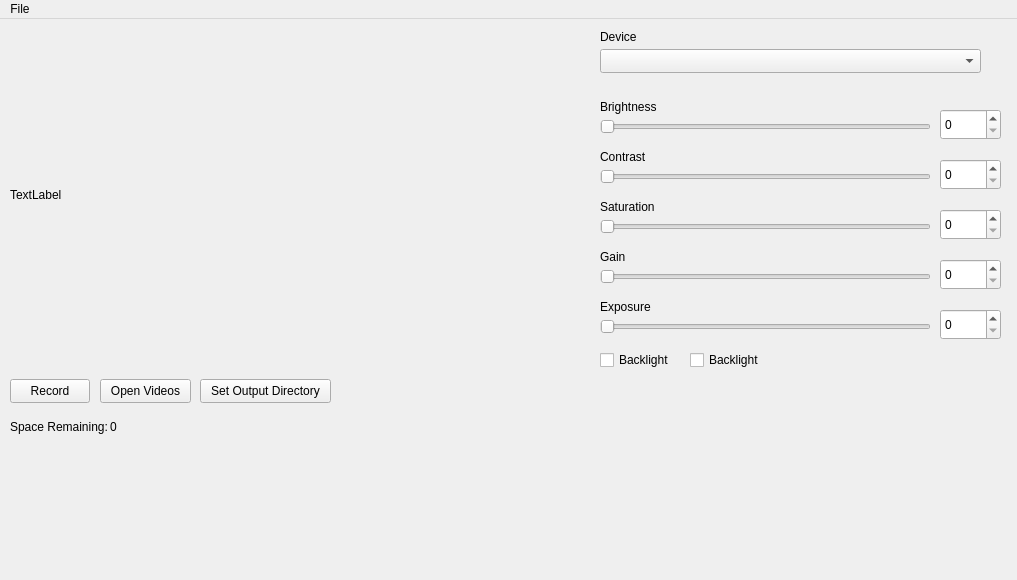
First picture: the form in AtmosphericSensorSystem/MainWindow.ui, repository m-riley04/ModularSensorSystem, before the edit.
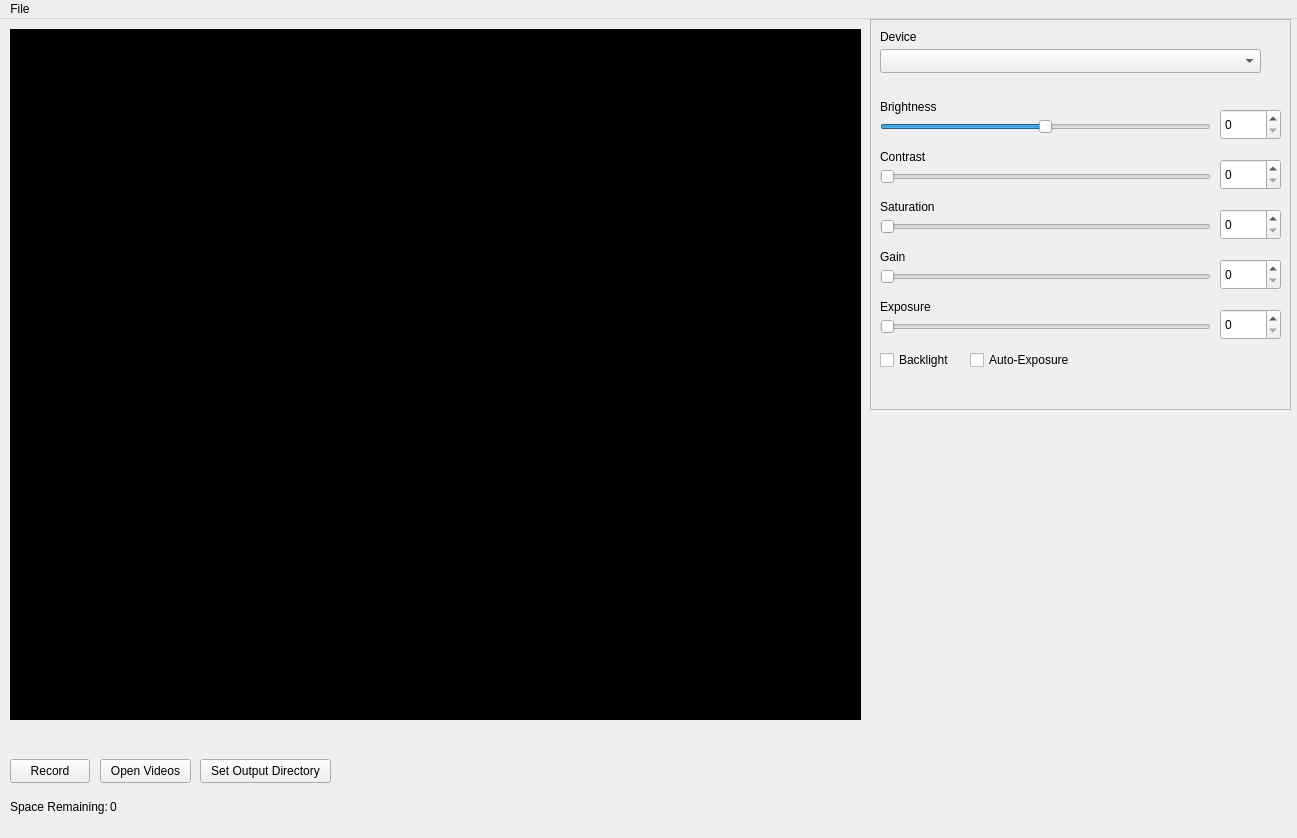
Second picture: the form after the edit.

Patch:
```diff
--- a/AtmosphericSensorSystem/MainWindow.ui
+++ b/AtmosphericSensorSystem/MainWindow.ui
@@ -6,42 +6,19 @@
    <rect>
     <x>0</x>
     <y>0</y>
-    <width>1017</width>
-    <height>580</height>
+    <width>1297</width>
+    <height>838</height>
    </rect>
   </property>
   <property name="windowTitle">
    <string>MainWindow</string>
   </property>
   <widget class="QWidget" name="centralWidget">
-   <widget class="QComboBox" name="dropdownDevice">
-    <property name="geometry">
-     <rect>
-      <x>600</x>
-      <y>30</y>
-      <width>381</width>
-      <height>24</height>
-     </rect>
-    </property>
-   </widget>
-   <widget class="QLabel" name="labelDevice">
-    <property name="geometry">
-     <rect>
-      <x>600</x>
-      <y>10</y>
-      <width>151</width>
-      <height>16</height>
-     </rect>
-    </property>
-    <property name="text">
-     <string>Device</string>
-    </property>
-   </widget>
    <widget class="QPushButton" name="buttonRecord">
     <property name="geometry">
      <rect>
       <x>10</x>
-      <y>360</y>
+      <y>740</y>
       <width>80</width>
       <height>24</height>
      </rect>
@@ -54,7 +31,7 @@
     <property name="geometry">
      <rect>
       <x>100</x>
-      <y>360</y>
+      <y>740</y>
       <width>91</width>
       <height>24</height>
      </rect>
@@ -63,152 +40,11 @@
      <string>Open Videos</string>
     </property>
    </widget>
-   <widget class="QSlider" name="sliderBrightness">
-    <property name="geometry">
-     <rect>
-      <x>600</x>
-      <y>100</y>
-      <width>331</width>
-      <height>16</height>
-     </rect>
-    </property>
-    <property name="maximum">
-     <number>255</number>
-    </property>
-    <property name="value">
-     <number>0</number>
-    </property>
-    <property name="orientation">
-     <enum>Qt::Orientation::Horizontal</enum>
-    </property>
-   </widget>
-   <widget class="QLabel" name="labelDevice_2">
-    <property name="geometry">
-     <rect>
-      <x>600</x>
-      <y>80</y>
-      <width>151</width>
-      <height>16</height>
-     </rect>
-    </property>
-    <property name="text">
-     <string>Brightness</string>
-    </property>
-   </widget>
-   <widget class="QSlider" name="sliderContrast">
-    <property name="geometry">
-     <rect>
-      <x>600</x>
-      <y>150</y>
-      <width>331</width>
-      <height>16</height>
-     </rect>
-    </property>
-    <property name="maximum">
-     <number>255</number>
-    </property>
-    <property name="value">
-     <number>0</number>
-    </property>
-    <property name="orientation">
-     <enum>Qt::Orientation::Horizontal</enum>
-    </property>
-   </widget>
-   <widget class="QLabel" name="labelDevice_3">
-    <property name="geometry">
-     <rect>
-      <x>600</x>
-      <y>130</y>
-      <width>151</width>
-      <height>16</height>
-     </rect>
-    </property>
-    <property name="text">
-     <string>Contrast</string>
-    </property>
-   </widget>
-   <widget class="QSlider" name="sliderSaturation">
-    <property name="geometry">
-     <rect>
-      <x>600</x>
-      <y>200</y>
-      <width>331</width>
-      <height>16</height>
-     </rect>
-    </property>
-    <property name="maximum">
-     <number>255</number>
-    </property>
-    <property name="value">
-     <number>0</number>
-    </property>
-    <property name="orientation">
-     <enum>Qt::Orientation::Horizontal</enum>
-    </property>
-   </widget>
-   <widget class="QLabel" name="labelDevice_4">
-    <property name="geometry">
-     <rect>
-      <x>600</x>
-      <y>180</y>
-      <width>151</width>
-      <height>16</height>
-     </rect>
-    </property>
-    <property name="text">
-     <string>Saturation</string>
-    </property>
-   </widget>
-   <widget class="QCheckBox" name="checkboxBacklight">
-    <property name="geometry">
-     <rect>
-      <x>600</x>
-      <y>330</y>
-      <width>78</width>
-      <height>22</height>
-     </rect>
-    </property>
-    <property name="text">
-     <string>Backlight</string>
-    </property>
-   </widget>
-   <widget class="QLabel" name="labelDevice_5">
-    <property name="geometry">
-     <rect>
-      <x>600</x>
-      <y>230</y>
-      <width>151</width>
-      <height>16</height>
-     </rect>
-    </property>
-    <property name="text">
-     <string>Gain</string>
-    </property>
-   </widget>
-   <widget class="QSlider" name="sliderGain">
-    <property name="geometry">
-     <rect>
-      <x>600</x>
-      <y>250</y>
-      <width>331</width>
-      <height>16</height>
-     </rect>
-    </property>
-    <property name="maximum">
-     <number>255</number>
-    </property>
-    <property name="value">
-     <number>0</number>
-    </property>
-    <property name="orientation">
-     <enum>Qt::Orientation::Horizontal</enum>
-    </property>
-   </widget>
    <widget class="QLabel" name="label">
     <property name="geometry">
      <rect>
       <x>10</x>
-      <y>400</y>
+      <y>780</y>
       <width>101</width>
       <height>16</height>
      </rect>
@@ -221,7 +57,7 @@
     <property name="geometry">
      <rect>
       <x>110</x>
-      <y>400</y>
+      <y>780</y>
       <width>101</width>
       <height>16</height>
      </rect>
@@ -234,7 +70,7 @@
     <property name="geometry">
      <rect>
       <x>200</x>
-      <y>360</y>
+      <y>740</y>
       <width>131</width>
       <height>24</height>
      </rect>
@@ -248,108 +84,300 @@
      <rect>
       <x>10</x>
       <y>10</y>
-      <width>571</width>
-      <height>331</height>
+      <width>851</width>
+      <height>691</height>
      </rect>
     </property>
+    <property name="styleSheet">
+     <string notr="true">background: black;</string>
+    </property>
     <property name="text">
      <string>TextLabel</string>
     </property>
    </widget>
-   <widget class="QSpinBox" name="spinBox">
+   <widget class="QFrame" name="frame">
     <property name="geometry">
      <rect>
-      <x>940</x>
-      <y>90</y>
-      <width>61</width>
-      <height>31</height>
+      <x>870</x>
+      <y>0</y>
+      <width>421</width>
+      <height>391</height>
      </rect>
     </property>
-   </widget>
-   <widget class="QSpinBox" name="spinBox_2">
-    <property name="geometry">
-     <rect>
-      <x>940</x>
-      <y>140</y>
-      <width>61</width>
-      <height>31</height>
-     </rect>
+    <property name="frameShape">
+     <enum>QFrame::Shape::StyledPanel</enum>
     </property>
-   </widget>
-   <widget class="QSpinBox" name="spinBox_3">
-    <property name="geometry">
-     <rect>
-      <x>940</x>
-      <y>190</y>
-      <width>61</width>
-      <height>31</height>
-     </rect>
+    <property name="frameShadow">
+     <enum>QFrame::Shadow::Raised</enum>
     </property>
-   </widget>
-   <widget class="QSpinBox" name="spinBox_4">
-    <property name="geometry">
-     <rect>
-      <x>940</x>
-      <y>240</y>
-      <width>61</width>
-      <height>31</height>
-     </rect>
-    </property>
-   </widget>
-   <widget class="QCheckBox" name="checkboxAutoExposure">
-    <property name="geometry">
-     <rect>
-      <x>690</x>
-      <y>330</y>
-      <width>78</width>
-      <height>22</height>
-     </rect>
-    </property>
-    <property name="text">
-     <string>Backlight</string>
-    </property>
-   </widget>
-   <widget class="QLabel" name="labelDevice_6">
-    <property name="geometry">
-     <rect>
-      <x>600</x>
-      <y>280</y>
-      <width>151</width>
-      <height>16</height>
-     </rect>
-    </property>
-    <property name="text">
-     <string>Exposure</string>
-    </property>
-   </widget>
-   <widget class="QSlider" name="sliderGain_2">
-    <property name="geometry">
-     <rect>
-      <x>600</x>
-      <y>300</y>
-      <width>331</width>
-      <height>16</height>
-     </rect>
-    </property>
-    <property name="maximum">
-     <number>255</number>
-    </property>
-    <property name="value">
-     <number>0</number>
-    </property>
-    <property name="orientation">
-     <enum>Qt::Orientation::Horizontal</enum>
-    </property>
-   </widget>
-   <widget class="QSpinBox" name="spinBox_5">
-    <property name="geometry">
-     <rect>
-      <x>940</x>
-      <y>290</y>
-      <width>61</width>
-      <height>31</height>
-     </rect>
-    </property>
+    <widget class="QCheckBox" name="checkboxAutoExposure">
+     <property name="geometry">
+      <rect>
+       <x>100</x>
+       <y>330</y>
+       <width>111</width>
+       <height>22</height>
+      </rect>
+     </property>
+     <property name="text">
+      <string>Auto-Exposure</string>
+     </property>
+    </widget>
+    <widget class="QLabel" name="labelDevice">
+     <property name="geometry">
+      <rect>
+       <x>10</x>
+       <y>10</y>
+       <width>151</width>
+       <height>16</height>
+      </rect>
+     </property>
+     <property name="text">
+      <string>Device</string>
+     </property>
+    </widget>
+    <widget class="QSpinBox" name="spinBox">
+     <property name="geometry">
+      <rect>
+       <x>350</x>
+       <y>90</y>
+       <width>61</width>
+       <height>31</height>
+      </rect>
+     </property>
+    </widget>
+    <widget class="QLabel" name="labelDevice_6">
+     <property name="geometry">
+      <rect>
+       <x>10</x>
+       <y>280</y>
+       <width>151</width>
+       <height>16</height>
+      </rect>
+     </property>
+     <property name="text">
+      <string>Exposure</string>
+     </property>
+    </widget>
+    <widget class="QSpinBox" name="spinBox_4">
+     <property name="geometry">
+      <rect>
+       <x>350</x>
+       <y>240</y>
+       <width>61</width>
+       <height>31</height>
+      </rect>
+     </property>
+    </widget>
+    <widget class="QLabel" name="labelDevice_5">
+     <property name="geometry">
+      <rect>
+       <x>10</x>
+       <y>230</y>
+       <width>151</width>
+       <height>16</height>
+      </rect>
+     </property>
+     <property name="text">
+      <string>Gain</string>
+     </property>
+    </widget>
+    <widget class="QSlider" name="sliderSaturation">
+     <property name="geometry">
+      <rect>
+       <x>10</x>
+       <y>200</y>
+       <width>331</width>
+       <height>16</height>
+      </rect>
+     </property>
+     <property name="maximum">
+      <number>15</number>
+     </property>
+     <property name="value">
+      <number>0</number>
+     </property>
+     <property name="orientation">
+      <enum>Qt::Orientation::Horizontal</enum>
+     </property>
+    </widget>
+    <widget class="QSpinBox" name="spinBox_5">
+     <property name="geometry">
+      <rect>
+       <x>350</x>
+       <y>290</y>
+       <width>61</width>
+       <height>31</height>
+      </rect>
+     </property>
+    </widget>
+    <widget class="QSpinBox" name="spinBox_3">
+     <property name="geometry">
+      <rect>
+       <x>350</x>
+       <y>190</y>
+       <width>61</width>
+       <height>31</height>
+      </rect>
+     </property>
+    </widget>
+    <widget class="QLabel" name="labelDevice_2">
+     <property name="geometry">
+      <rect>
+       <x>10</x>
+       <y>80</y>
+       <width>151</width>
+       <height>16</height>
+      </rect>
+     </property>
+     <property name="text">
+      <string>Brightness</string>
+     </property>
+    </widget>
+    <widget class="QCheckBox" name="checkboxBacklight">
+     <property name="geometry">
+      <rect>
+       <x>10</x>
+       <y>330</y>
+       <width>78</width>
+       <height>22</height>
+      </rect>
+     </property>
+     <property name="text">
+      <string>Backlight</string>
+     </property>
+    </widget>
+    <widget class="QLabel" name="labelDevice_4">
+     <property name="geometry">
+      <rect>
+       <x>10</x>
+       <y>180</y>
+       <width>151</width>
+       <height>16</height>
+      </rect>
+     </property>
+     <property name="text">
+      <string>Saturation</string>
+     </property>
+    </widget>
+    <widget class="QSpinBox" name="spinBox_2">
+     <property name="geometry">
+      <rect>
+       <x>350</x>
+       <y>140</y>
+       <width>61</width>
+       <height>31</height>
+      </rect>
+     </property>
+    </widget>
+    <widget class="QComboBox" name="dropdownDevice">
+     <property name="geometry">
+      <rect>
+       <x>10</x>
+       <y>30</y>
+       <width>381</width>
+       <height>24</height>
+      </rect>
+     </property>
+    </widget>
+    <widget class="QSlider" name="sliderContrast">
+     <property name="geometry">
+      <rect>
+       <x>10</x>
+       <y>150</y>
+       <width>331</width>
+       <height>16</height>
+      </rect>
+     </property>
+     <property name="maximum">
+      <number>20</number>
+     </property>
+     <property name="value">
+      <number>0</number>
+     </property>
+     <property name="orientation">
+      <enum>Qt::Orientation::Horizontal</enum>
+     </property>
+    </widget>
+    <widget class="QSlider" name="sliderGain">
+     <property name="geometry">
+      <rect>
+       <x>10</x>
+       <y>250</y>
+       <width>331</width>
+       <height>16</height>
+      </rect>
+     </property>
+     <property name="minimum">
+      <number>100</number>
+     </property>
+     <property name="maximum">
+      <number>4000</number>
+     </property>
+     <property name="value">
+      <number>100</number>
+     </property>
+     <property name="orientation">
+      <enum>Qt::Orientation::Horizontal</enum>
+     </property>
+    </widget>
+    <widget class="QSlider" name="sliderBrightness">
+     <property name="geometry">
+      <rect>
+       <x>10</x>
+       <y>100</y>
+       <width>331</width>
+       <height>16</height>
+      </rect>
+     </property>
+     <property name="minimum">
+      <number>-64</number>
+     </property>
+     <property name="maximum">
+      <number>64</number>
+     </property>
+     <property name="value">
+      <number>0</number>
+     </property>
+     <property name="orientation">
+      <enum>Qt::Orientation::Horizontal</enum>
+     </property>
+    </widget>
+    <widget class="QSlider" name="sliderGain_2">
+     <property name="geometry">
+      <rect>
+       <x>10</x>
+       <y>300</y>
+       <width>331</width>
+       <height>16</height>
+      </rect>
+     </property>
+     <property name="minimum">
+      <number>-11</number>
+     </property>
+     <property name="maximum">
+      <number>-5</number>
+     </property>
+     <property name="value">
+      <number>-11</number>
+     </property>
+     <property name="orientation">
+      <enum>Qt::Orientation::Horizontal</enum>
+     </property>
+    </widget>
+    <widget class="QLabel" name="labelDevice_3">
+     <property name="geometry">
+      <rect>
+       <x>10</x>
+       <y>130</y>
+       <width>151</width>
+       <height>16</height>
+      </rect>
+     </property>
+     <property name="text">
+      <string>Contrast</string>
+     </property>
+    </widget>
    </widget>
   </widget>
   <widget class="QMenuBar" name="menuBar">
@@ -357,7 +385,7 @@
     <rect>
      <x>0</x>
      <y>0</y>
-     <width>1017</width>
+     <width>1297</width>
      <height>21</height>
     </rect>
    </property>
```
